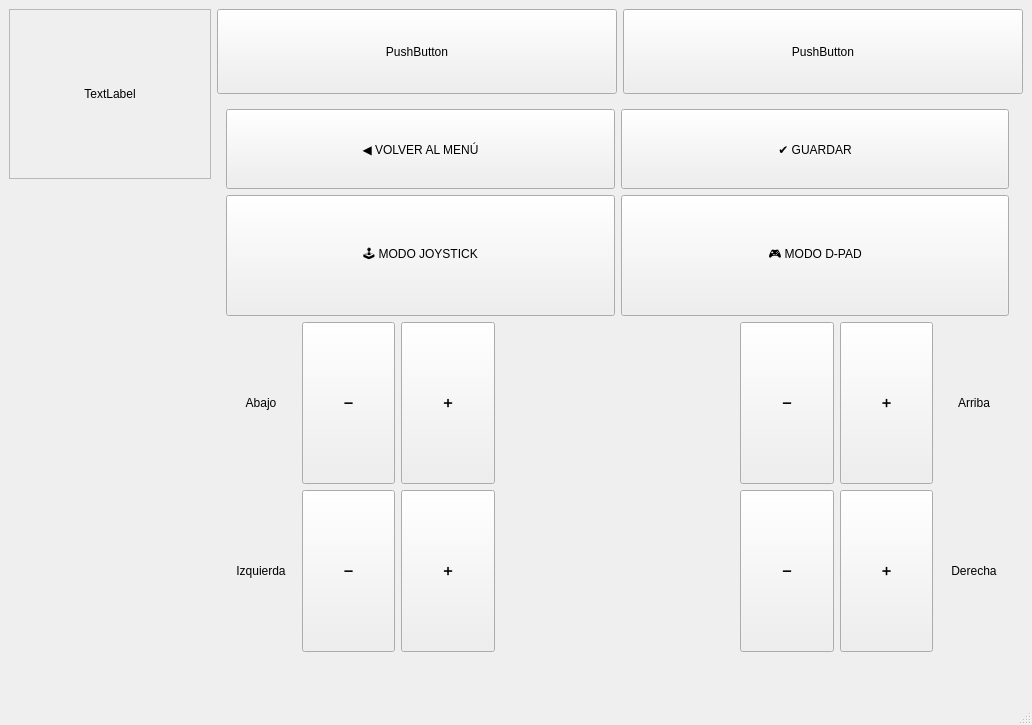
Before: the Qt Designer form conf/prueba.ui in Ivigaga/TFG, drawn with Qt 5.
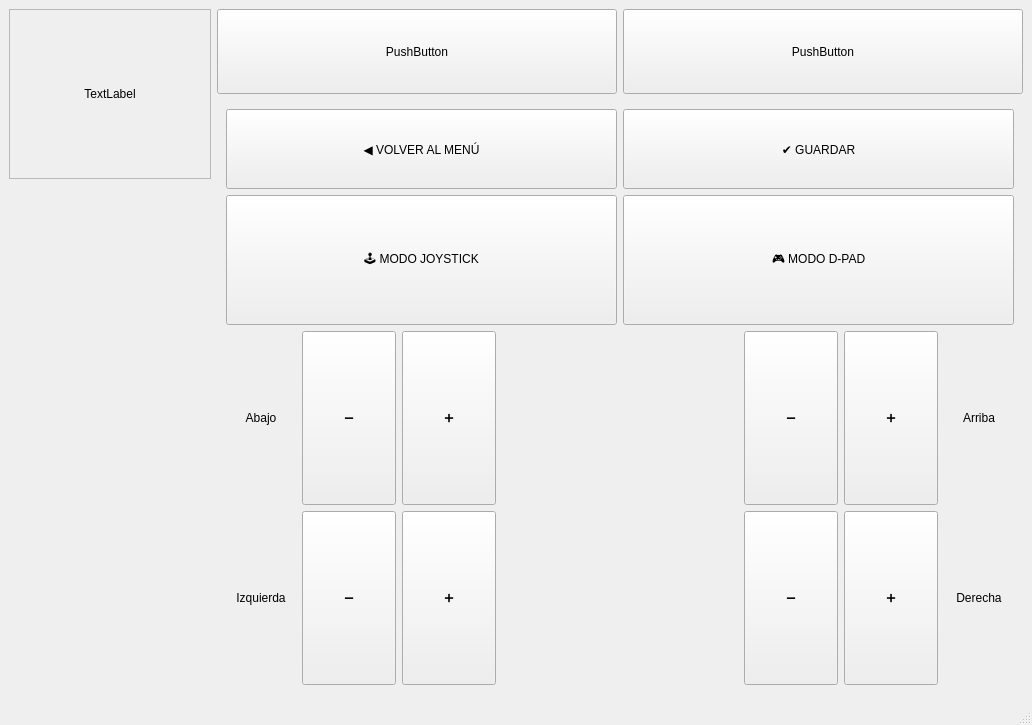
After: the same form once the commit is applied. The open tabs and pages were chosen to show the change. Icons and pictures are not drawn. Custom widgets are drawn as their Qt base class.

```diff
--- a/conf/prueba.ui
+++ b/conf/prueba.ui
@@ -1748,10 +1748,16 @@
              </layout>
             </widget>
             <widget class="QWidget" name="navigationPage">
+             <property name="sizePolicy">
+              <sizepolicy hsizetype="Expanding" vsizetype="Expanding">
+               <horstretch>0</horstretch>
+               <verstretch>0</verstretch>
+              </sizepolicy>
+             </property>
              <property name="maximumSize">
               <size>
-               <width>801</width>
-               <height>561</height>
+               <width>16777215</width>
+               <height>16777215</height>
               </size>
              </property>
              <layout class="QVBoxLayout" name="verticalLayout_9" stretch="1,3,4,4">
```
Left out of the diff: 36 changed lines with no effect on the pictures. Lines whose indentation alone changed are shown as unchanged.
